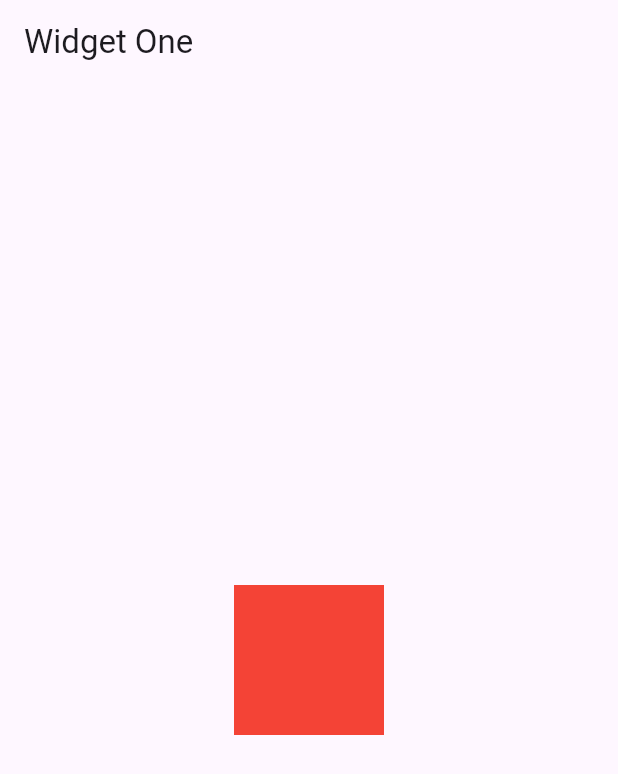
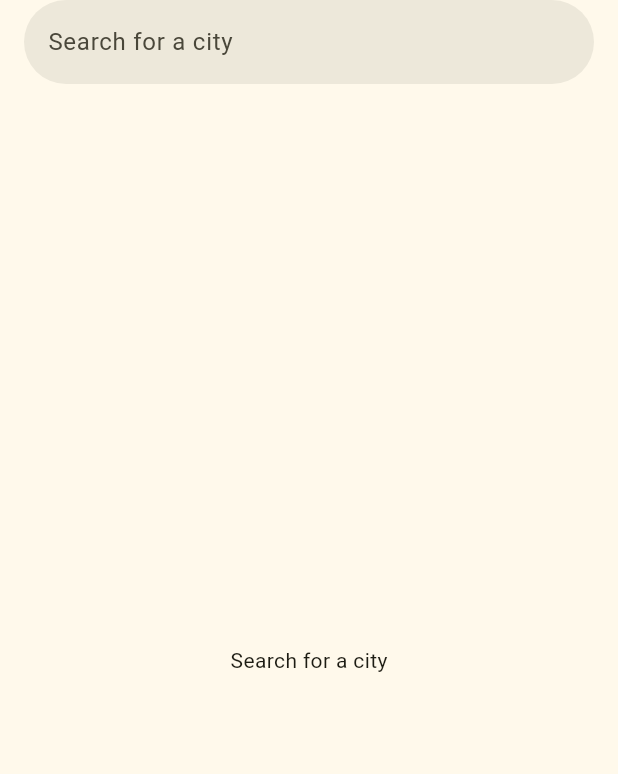
Before and after one commit to farukk98/practice, a Flutter app: the screen it shows after launch, on a phone screen of 412 x 824 dp. Shown: the top 774 px of the screen. Run offline on Flutter 3.47's test engine with Material 3 defaults, Android fonts, the phone set to English and light mode, and no system bars; our stand-ins replace flutter_bloc.

```diff
--- a/lib/main.dart
+++ b/lib/main.dart
@@ -1,4 +1,5 @@
 import 'package:flutter/material.dart';
+import 'package:test_1/search_weather/ui/search_weather_ui.dart';
 
 void main() {
   runApp(const MyApp());
@@ -12,10 +13,10 @@ class MyApp extends StatelessWidget {
     return MaterialApp(
       title: 'Flutter Demo',
       theme: ThemeData(
-        colorScheme: ColorScheme.fromSeed(seedColor: Colors.deepPurple),
+        colorScheme: ColorScheme.fromSeed(seedColor: Colors.yellow),
         useMaterial3: true,
       ),
-      home: const WidgetOne(),
+      home: const SearchWeatherUI(),
     );
   }
 }
--- /dev/null
+++ b/lib/search_weather/cubit/search_weather_cubit.dart
@@ -0,0 +1,29 @@
+import 'package:flutter_bloc/flutter_bloc.dart';
+
+part 'search_weather_state.dart';
+
+class SearchWeatherCubit extends Cubit<SearchWeatherState> {
+  ///initial state of the cubit
+  SearchWeatherCubit() : super(InitialSearchWeather());
+
+  void searchWeather(String city) async {
+    ///if city is empty, emit an error state
+    if (city.isEmpty || city.trim() == '') {
+      emit(ErrorSearchWeather(message: 'City name cannot be empty'));
+      return;
+    }
+
+    try {
+      ///TODO create an API call here and put data into emit state
+      await Future.delayed(const Duration(seconds: 2));
+      double? temperature;
+      emit(PostSearchedWeather(
+        city: city,
+        temperature: temperature!,
+        isSunny: true,
+      ));
+    } catch (e) {
+      emit(ErrorSearchWeather(message: e.toString()));
+    }
+  }
+}
--- /dev/null
+++ b/lib/search_weather/cubit/search_weather_state.dart
@@ -0,0 +1,28 @@
+part of 'search_weather_cubit.dart';
+
+sealed class SearchWeatherState {}
+
+final class InitialSearchWeather extends SearchWeatherState {}
+
+// API =>
+// data {city, temperature, isSunny} =>
+// PostSearchedWeather(city, temperature, isSunny)=>
+// Cubit to emit this =>
+// UI to show this.
+final class PostSearchedWeather extends SearchWeatherState {
+  final String city;
+  final double temperature;
+  final bool isSunny;
+
+  PostSearchedWeather({
+    required this.city,
+    required this.temperature,
+    required this.isSunny,
+  });
+}
+
+class ErrorSearchWeather extends SearchWeatherState {
+  final String message;
+
+  ErrorSearchWeather({required this.message});
+}
--- /dev/null
+++ b/lib/search_weather/ui/search_weather_ui.dart
@@ -0,0 +1,104 @@
+import 'package:flutter/material.dart';
+import 'package:flutter_bloc/flutter_bloc.dart';
+import 'package:test_1/search_weather/cubit/search_weather_cubit.dart';
+
+class SearchWeatherUI extends StatefulWidget {
+  const SearchWeatherUI({super.key});
+
+  @override
+  State<SearchWeatherUI> createState() => _SearchWeatherUIState();
+}
+
+class _SearchWeatherUIState extends State<SearchWeatherUI> {
+  late TextEditingController controller;
+  late SearchWeatherCubit searchWeatherCubit;
+
+  @override
+  void initState() {
+    controller = TextEditingController();
+    searchWeatherCubit = SearchWeatherCubit();
+    super.initState();
+    // controller.addListener(() {
+    //   if (controller.text.isNotEmpty) {
+    //     searchWeatherCubit.searchWeather(controller.text);
+    //   }
+    // });
+  }
+
+  @override
+  Widget build(BuildContext context) {
+    return BlocBuilder<SearchWeatherCubit, SearchWeatherState>(
+      bloc: searchWeatherCubit,
+      builder: (context, state) {
+        return Scaffold(
+          ///appbar
+          appBar: AppBar(
+            title: SearchBar(
+              controller: controller,
+              elevation: const WidgetStatePropertyAll(0),
+              hintText: 'Search for a city',
+              onSubmitted: (value) {
+                searchWeatherCubit.searchWeather(value);
+              },
+            ),
+          ),
+
+          body:
+
+              ///Error State
+              state is ErrorSearchWeather
+                  ? Center(
+                      child: Text(
+                        (state).message,
+                        style: const TextStyle(
+                          color: Colors.red,
+                          fontWeight: FontWeight.bold,
+                          fontSize: 18,
+                        ),
+                      ),
+                    )
+                  :
+
+                  ///Initial State
+                  state is InitialSearchWeather
+                      ? const Center(child: Text('Search for a city'))
+                      :
+
+                      ///Searched State
+                      Card(
+                          color: (state as PostSearchedWeather).isSunny
+                              ? Colors.yellow
+                              : Colors.grey,
+                          margin: const EdgeInsets.all(16),
+                          child: Container(
+                            height: 100,
+                            margin: const EdgeInsets.all(16),
+                            child: Row(
+                              children: [
+                                const Icon(
+                                  Icons.location_city,
+                                ),
+                                const SizedBox(width: 16),
+                                Text(
+                                  (state).city,
+                                  style:
+                                      Theme.of(context).textTheme.titleMedium,
+                                ),
+                                const Spacer(),
+                                Text(
+                                  (state).temperature.toString(),
+                                  style: Theme.of(context).textTheme.labelLarge,
+                                ),
+                                const SizedBox(width: 16),
+                                state.isSunny
+                                    ? const Icon(Icons.sunny)
+                                    : const Icon(Icons.cloud),
+                              ],
+                            ),
+                          ),
+                        ),
+        );
+      },
+    );
+  }
+}
```
